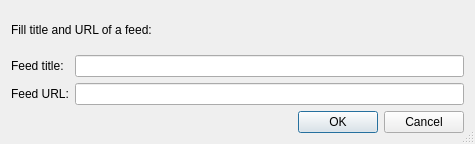
testmana2/test, file Helpviewer/Feeds/FeedEditDialog.ui: the form before one commit.
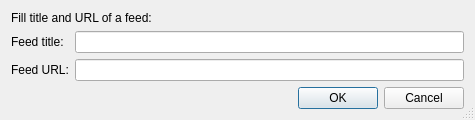
The form after the commit.

```diff
--- a/Helpviewer/Feeds/FeedEditDialog.ui
+++ b/Helpviewer/Feeds/FeedEditDialog.ui
@@ -7,7 +7,7 @@
     <x>0</x>
     <y>0</y>
     <width>475</width>
-    <height>144</height>
+    <height>114</height>
    </rect>
   </property>
   <property name="windowTitle">
```
